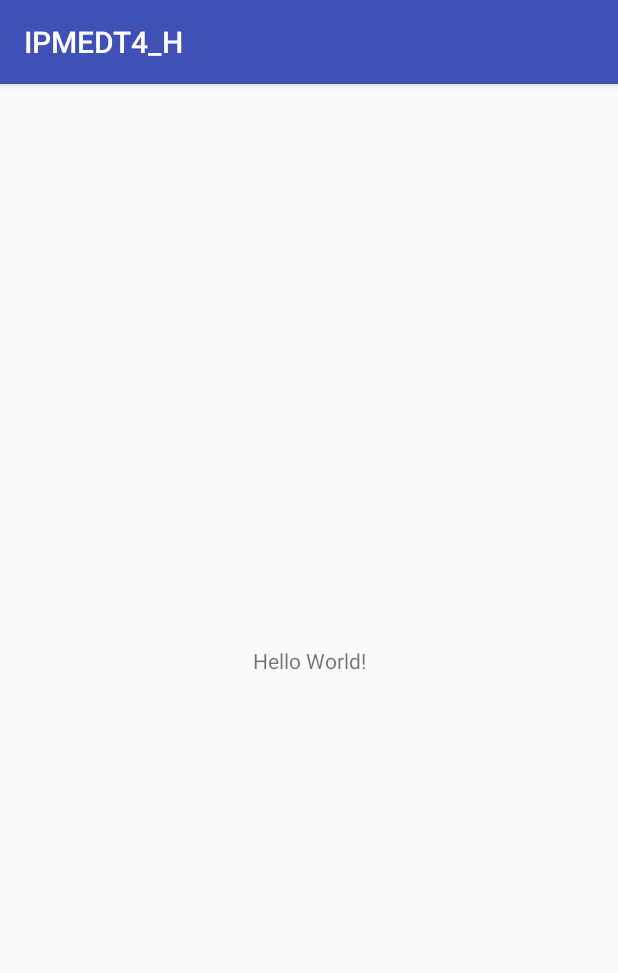
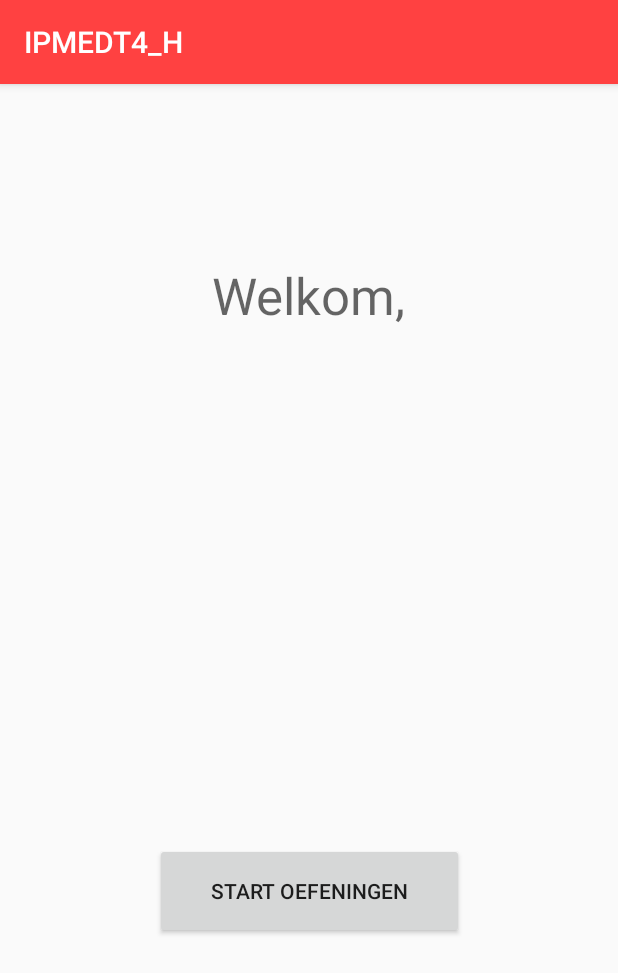
Before and after one commit to s1086439/IPMEDT4_H, an Android app: the screen it shows after launch (MainActivity before the commit, WelcomeActivity after it), on a phone screen of 412 x 824 dp. Shown: the top 973 px of the screen. Run offline under Robolectric (Android 15) with nearby library versions, the phone set to English and light mode, and no system bars.

Commit message:
Opzet applicatie

```diff
--- a/app/src/main/AndroidManifest.xml
+++ b/app/src/main/AndroidManifest.xml
@@ -8,14 +8,16 @@
         android:label="@string/app_name"
         android:roundIcon="@mipmap/ic_launcher_round"
         android:supportsRtl="true"
-        android:theme="@style/AppTheme">
-        <activity android:name=".MainActivity">
+        android:theme="@style/IPMEDT4">
+        <activity android:name=".WelcomeActivity">
             <intent-filter>
                 <action android:name="android.intent.action.MAIN" />
 
                 <category android:name="android.intent.category.LAUNCHER" />
             </intent-filter>
         </activity>
+        <activity android:name=".MainActivity"></activity>
+        <activity android:name=".ExerciseActivity"></activity>
     </application>
 
 </manifest>
--- /dev/null
+++ b/app/src/main/java/com/example/ipmedt41617/ipmedt4_h/WelcomeActivity.java
@@ -0,0 +1,20 @@
+package com.example.ipmedt41617.ipmedt4_h;
+
+import android.content.Intent;
+import android.support.v7.app.AppCompatActivity;
+import android.os.Bundle;
+import android.view.View;
+
+public class WelcomeActivity extends AppCompatActivity {
+
+    @Override
+    protected void onCreate(Bundle savedInstanceState) {
+        super.onCreate(savedInstanceState);
+        setContentView(R.layout.activity_welcome);
+    }
+
+    public void openenOverzichtOefeningen(View view){
+        Intent intent = new Intent(this, MainActivity.class);
+        startActivity(intent);
+    }
+}
--- /dev/null
+++ b/app/src/main/res/layout/activity_welcome.xml
@@ -0,0 +1,36 @@
+<?xml version="1.0" encoding="utf-8"?>
+<android.support.constraint.ConstraintLayout
+    xmlns:android="http://schemas.android.com/apk/res/android"
+    xmlns:app="http://schemas.android.com/apk/res-auto"
+    xmlns:tools="http://schemas.android.com/tools"
+    android:layout_width="match_parent"
+    android:layout_height="match_parent">
+
+    <Button
+        android:id="@+id/button4"
+        android:layout_width="206dp"
+        android:layout_height="64dp"
+        android:text="Start oefeningen"
+        android:onClick="openenOverzichtOefeningen"
+        tools:layout_constraintRight_creator="1"
+        tools:layout_constraintBottom_creator="1"
+        app:layout_constraintBottom_toBottomOf="parent"
+        app:layout_constraintRight_toRightOf="parent"
+        tools:layout_constraintLeft_creator="1"
+        android:layout_marginBottom="198dp"
+        app:layout_constraintLeft_toLeftOf="parent" />
+
+    <TextView
+        android:id="@+id/textView"
+        android:layout_width="wrap_content"
+        android:layout_height="wrap_content"
+        android:text="Welkom,"
+        android:textAppearance="@style/TextAppearance.AppCompat.Display1"
+        tools:layout_constraintTop_creator="1"
+        tools:layout_constraintRight_creator="1"
+        app:layout_constraintRight_toRightOf="parent"
+        android:layout_marginTop="118dp"
+        tools:layout_constraintLeft_creator="1"
+        app:layout_constraintLeft_toLeftOf="parent"
+        app:layout_constraintTop_toTopOf="parent" />
+</android.support.constraint.ConstraintLayout>
--- /dev/null
+++ b/app/src/main/res/values-v21/styles.xml
@@ -0,0 +1,7 @@
+<?xml version="1.0" encoding="utf-8"?>
+<resources>
+
+    <style name="IPMEDT4" parent="AppTheme">
+        <item name="android:statusBarColor">?android:attr/colorControlActivated</item>
+    </style>
+</resources>
--- a/app/src/main/res/values/colors.xml
+++ b/app/src/main/res/values/colors.xml
@@ -1,6 +1,6 @@
 <?xml version="1.0" encoding="utf-8"?>
 <resources>
-    <color name="colorPrimary">#3F51B5</color>
-    <color name="colorPrimaryDark">#303F9F</color>
-    <color name="colorAccent">#FF4081</color>
+    <color name="colorPrimary">#ff4141</color>
+    <color name="colorPrimaryDark">#ff4141</color>
+    <color name="colorAccent">#dc0004</color>
 </resources>
--- a/app/src/main/res/values/styles.xml
+++ b/app/src/main/res/values/styles.xml
@@ -8,4 +8,6 @@
         <item name="colorAccent">@color/colorAccent</item>
     </style>
 
+    <style name="IPMEDT4" parent="AppTheme" />
+
 </resources>
```
Also changed, not shown: app/src/main/java/com/example/ipmedt41617/ipmedt4_h/ExerciseActivity.java (added, +13 -0 lines), app/src/main/res/layout/activity_exercise.xml (added, +9 -0 lines), app/src/main/res/layout/activity_main.xml (+46 -6 lines).
